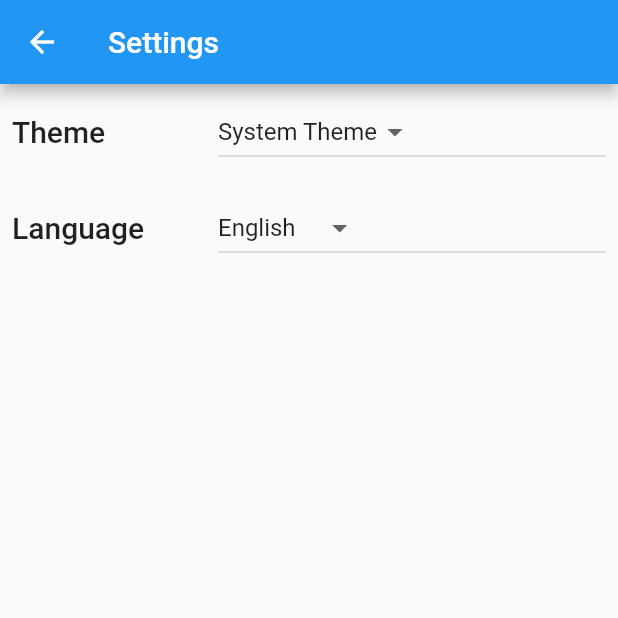
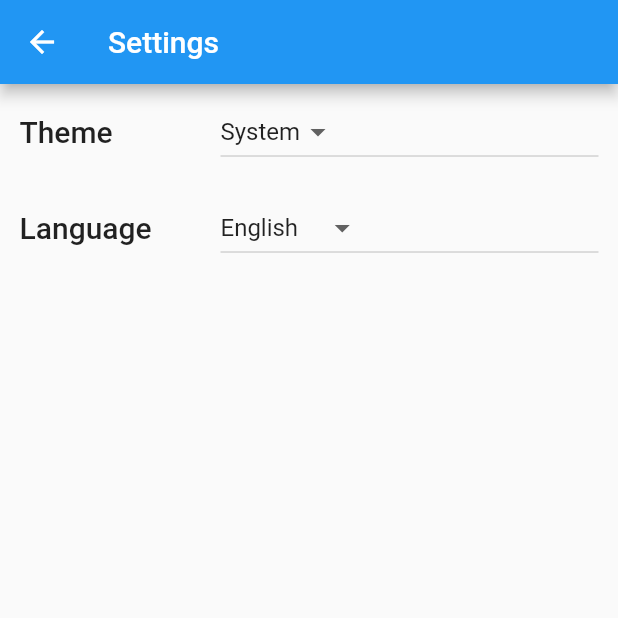
Before and after one commit to richardjharris/japanese_year_calculator, a Flutter app: the SettingsView screen opened by its route, on a phone screen of 412 x 824 dp, the top half of it. Run offline on Flutter 3.47's test engine with Material 2 defaults, Android fonts, the light colour scheme and no system bars; our stand-ins replace shared_preferences; accounts and stored records are empty; generated files the repository leaves out were written again.

Commit message:
Improve localisation and add some comments

```diff
--- a/lib/src/app.dart
+++ b/lib/src/app.dart
@@ -37,7 +37,6 @@ class MyApp extends StatelessWidget {
           theme: ThemeData(),
           darkTheme: ThemeData.dark(),
           themeMode: settingsController.themeMode,
-
           onGenerateRoute: (RouteSettings routeSettings) {
             return MaterialPageRoute<void>(
               settings: routeSettings,
--- a/lib/src/settings/settings_view.dart
+++ b/lib/src/settings/settings_view.dart
@@ -1,5 +1,6 @@
 import 'package:flutter/material.dart';
 
+import 'package:japanese_year_calculator/src/localization/app_localizations_context.dart';
 import 'settings_controller.dart';
 
 class SettingLeft extends StatelessWidget {
@@ -47,25 +48,27 @@ class SettingsView extends StatelessWidget {
   Widget build(BuildContext context) {
     return Scaffold(
         appBar: AppBar(
-        title: const Text('Settings'),
+          title: Text(context.loc.settings),
         ),
-      body: Column(
+        body: Padding(
+          padding: const EdgeInsets.symmetric(horizontal: 5.0),
+          child: Column(
             children: [
               Row(
                 children: [
-              const SettingLeft(title: 'Theme'),
+                  SettingLeft(title: context.loc.theme),
                   SettingRight(child: ThemeSelector(controller)),
                 ],
               ),
               Row(
                 children: [
-              const SettingLeft(title: 'Language'),
+                  SettingLeft(title: context.loc.language),
                   SettingRight(child: LanguageSelector(controller)),
                 ],
               ),
             ],
           ),
-    );
+        ));
   }
 }
 
@@ -82,18 +85,18 @@ class ThemeSelector extends StatelessWidget {
       value: controller.themeMode,
       // Call the updateThemeMode method any time the user selects a theme.
       onChanged: controller.updateThemeMode,
-      items: const [
+      items: [
         DropdownMenuItem(
           value: ThemeMode.system,
-          child: Text('System Theme'),
+          child: Text(context.loc.systemTheme),
         ),
         DropdownMenuItem(
           value: ThemeMode.light,
-          child: Text('Light Theme'),
+          child: Text(context.loc.lightTheme),
         ),
         DropdownMenuItem(
           value: ThemeMode.dark,
-          child: Text('Dark Theme'),
+          child: Text(context.loc.darkTheme),
         )
       ],
     );
@@ -111,14 +114,14 @@ class LanguageSelector extends StatelessWidget {
     return DropdownButton<String>(
       value: controller.language,
       onChanged: controller.updateLanguage,
-      items: const [
+      items: [
         DropdownMenuItem(
           value: 'en',
-          child: Text('English'),
+          child: Text(context.loc.english),
         ),
         DropdownMenuItem(
           value: 'ja',
-          child: Text('Japanese'),
+          child: Text(context.loc.japanese),
         ),
       ],
     );
--- a/lib/src/year_dial/year_dial_view.dart
+++ b/lib/src/year_dial/year_dial_view.dart
@@ -31,9 +31,7 @@ class _YearDialViewState extends State<YearDialView> {
           IconButton(
             icon: const Icon(Icons.settings),
             onPressed: () {
-              // Navigate to the settings page. If the user leaves and returns
-              // to the app after it has been killed while running in the
-              // background, the navigation stack is restored.
+              // Restorable push means the state will persist across app restarts.
               Navigator.restorablePushNamed(context, SettingsView.routeName);
             },
           ),
```
Also changed, not shown: lib/src/localization/app_en.arb (+9 -1 lines), lib/src/localization/app_ja.arb (+9 -1 lines), lib/src/settings/settings_controller.dart (+14 -20 lines). Lines whose indentation alone changed are shown as unchanged.
